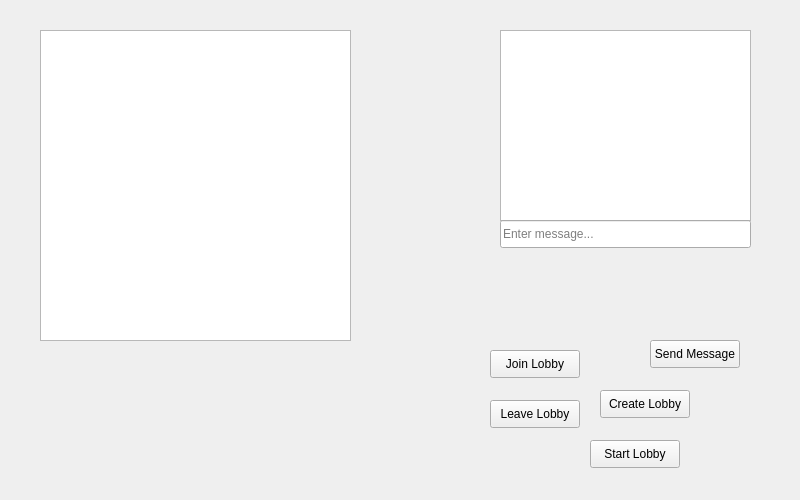
Above: PyQtDesigner_Menu.ui from Bodzioo44/GameHub before the change. Below: the same form after it.
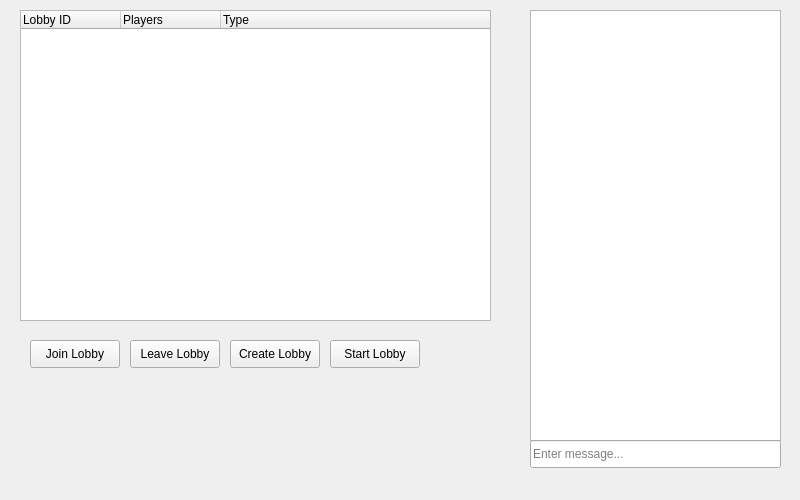
That is the form after the change.

Commit message: working on QTreeWidgetItem(), ui almost done

What changed in the file:
```diff
--- a/PyQtDesigner_Menu.ui
+++ b/PyQtDesigner_Menu.ui
@@ -16,8 +16,8 @@
   <widget class="QPushButton" name="Create_Lobby">
    <property name="geometry">
     <rect>
-     <x>600</x>
-     <y>390</y>
+     <x>230</x>
+     <y>340</y>
      <width>90</width>
      <height>28</height>
     </rect>
@@ -26,24 +26,11 @@
     <string>Create Lobby</string>
    </property>
   </widget>
-  <widget class="QPushButton" name="Send_Message">
-   <property name="geometry">
-    <rect>
-     <x>650</x>
-     <y>340</y>
-     <width>90</width>
-     <height>28</height>
-    </rect>
-   </property>
-   <property name="text">
-    <string>Send Message</string>
-   </property>
-  </widget>
   <widget class="QPushButton" name="Join_Lobby">
    <property name="geometry">
     <rect>
-     <x>490</x>
-     <y>350</y>
+     <x>30</x>
+     <y>340</y>
      <width>90</width>
      <height>28</height>
     </rect>
@@ -55,8 +42,8 @@
   <widget class="QPushButton" name="Leave_Lobby">
    <property name="geometry">
     <rect>
-     <x>490</x>
-     <y>400</y>
+     <x>130</x>
+     <y>340</y>
      <width>90</width>
      <height>28</height>
     </rect>
@@ -68,31 +55,24 @@
   <widget class="QTextEdit" name="Message_Box">
    <property name="geometry">
     <rect>
-     <x>500</x>
-     <y>30</y>
+     <x>530</x>
+     <y>10</y>
      <width>251</width>
-     <height>191</height>
+     <height>431</height>
     </rect>
    </property>
+   <property name="verticalScrollBarPolicy">
+    <enum>Qt::ScrollBarAsNeeded</enum>
+   </property>
    <property name="readOnly">
     <bool>true</bool>
    </property>
   </widget>
-  <widget class="QListView" name="Lobby_List">
-   <property name="geometry">
-    <rect>
-     <x>40</x>
-     <y>30</y>
-     <width>311</width>
-     <height>311</height>
-    </rect>
-   </property>
-  </widget>
   <widget class="QPushButton" name="Start_Lobby">
    <property name="geometry">
     <rect>
-     <x>590</x>
-     <y>440</y>
+     <x>330</x>
+     <y>340</y>
      <width>90</width>
      <height>28</height>
     </rect>
@@ -104,8 +84,8 @@
   <widget class="QLineEdit" name="Message_Input">
    <property name="geometry">
     <rect>
-     <x>500</x>
-     <y>220</y>
+     <x>530</x>
+     <y>440</y>
      <width>251</width>
      <height>28</height>
     </rect>
@@ -117,6 +97,31 @@
     <string>Enter message...</string>
    </property>
   </widget>
+  <widget class="QTreeWidget" name="Lobby_Tree">
+   <property name="geometry">
+    <rect>
+     <x>20</x>
+     <y>10</y>
+     <width>471</width>
+     <height>311</height>
+    </rect>
+   </property>
+   <column>
+    <property name="text">
+     <string>Lobby ID</string>
+    </property>
+   </column>
+   <column>
+    <property name="text">
+     <string>Players</string>
+    </property>
+   </column>
+   <column>
+    <property name="text">
+     <string>Type</string>
+    </property>
+   </column>
+  </widget>
  </widget>
  <resources/>
  <connections/>
```
The commit also changes 4 other files.
